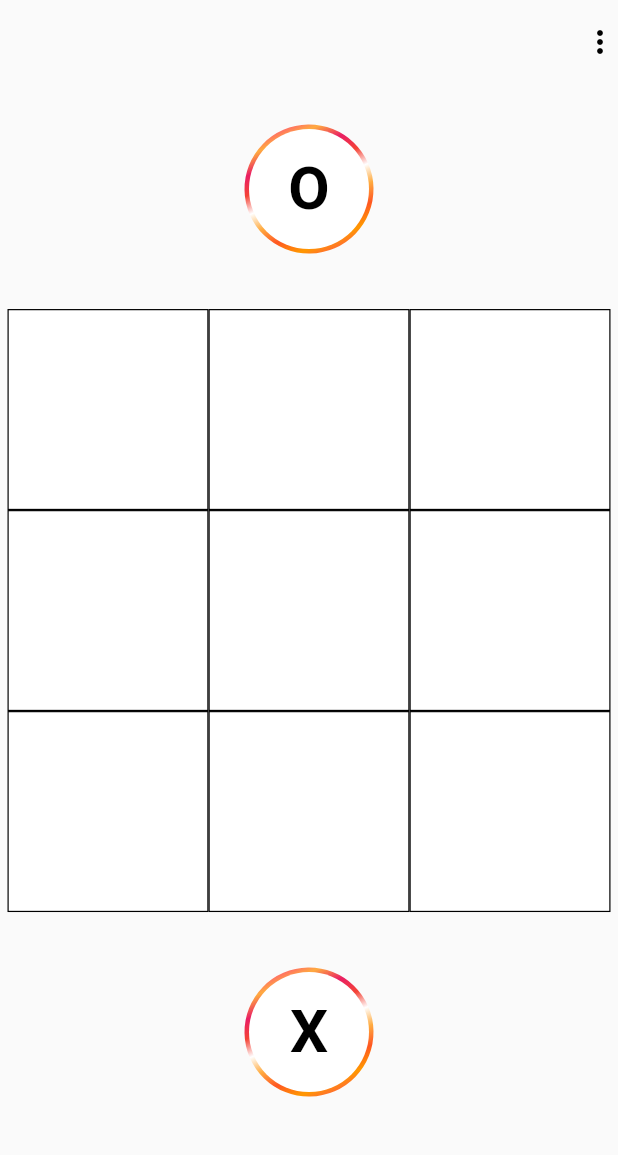
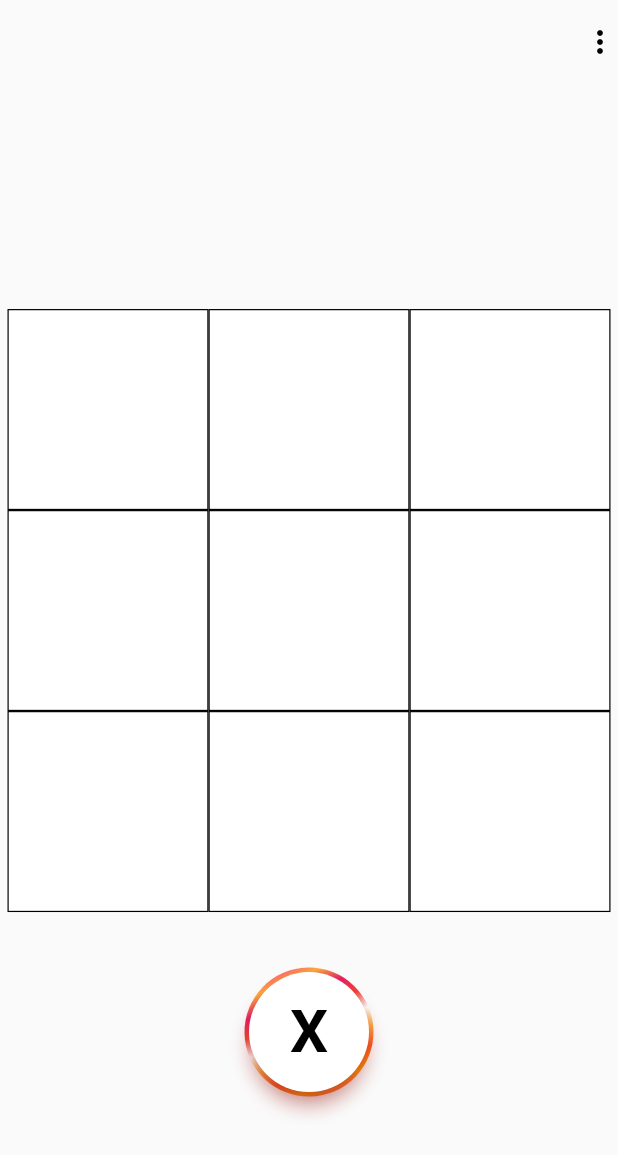
Before and after one commit to Abh1navAbhinav/xox_game, a Flutter app: the screen it shows after launch, on a phone screen of 412 x 824 dp. Shown: the top 1155 px of the screen. Run offline on Flutter 3.47's test engine with Material 2 defaults, Android fonts, the phone set to English and light mode, and no system bars; our stand-ins replace get, google_fonts; Roboto replaces fonts that are missing (Sriracha).

```diff
--- a/lib/view/game_board_screen/widgets/player_avatar.dart
+++ b/lib/view/game_board_screen/widgets/player_avatar.dart
@@ -15,6 +15,10 @@ class PlayerAvatar extends GetView<GameBoardController> {
     return SizedBox(
       height: 120,
       width: 120,
+      child: Obx(
+        () => AnimatedOpacity(
+          duration: const Duration(milliseconds: 450),
+          opacity: controller.prevElement.value == player ? 0 : 1,
           child: Stack(
             children: [
               RotationTransition(
@@ -38,6 +42,12 @@ class PlayerAvatar extends GetView<GameBoardController> {
                 top: 20,
                 left: 20,
                 right: 20,
+                child: AnimatedPhysicalModel(
+                  shape: BoxShape.circle,
+                  elevation: controller.prevElement.value == player ? 0 : 5,
+                  color: Colors.transparent,
+                  shadowColor: Colors.red,
+                  duration: const Duration(milliseconds: 600),
                   child: CircleAvatar(
                     radius: 40,
                     backgroundColor: Colors.white,
@@ -50,8 +60,11 @@ class PlayerAvatar extends GetView<GameBoardController> {
                       ),
                     ),
                   ),
+                ),
               )
             ],
+          ),
+        ),
       ),
     );
   }
```
Also changed, not shown: lib/controller/game_board_controller.dart (+53 -26 lines). Lines whose indentation alone changed are shown as unchanged.
